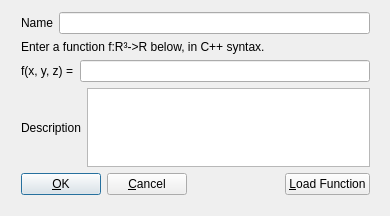
Qt form src/UI/FunctionDialog.ui (lene/HyperspaceExplorer) before a commit.
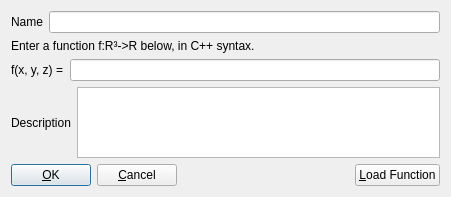
The same form after that commit.

Commit message: dialog to enter parameters changes dynamically with the values available for each function

```diff
--- a/src/UI/FunctionDialog.ui
+++ b/src/UI/FunctionDialog.ui
@@ -5,24 +5,15 @@
    <rect>
     <x>0</x>
     <y>0</y>
-    <width>390</width>
-    <height>216</height>
+    <width>451</width>
+    <height>197</height>
    </rect>
   </property>
   <property name="windowTitle" >
    <string>Enter a real scalar function</string>
   </property>
-  <widget class="QWidget" name="layoutWidget" >
-   <property name="geometry" >
-    <rect>
-     <x>10</x>
-     <y>1</y>
-     <width>371</width>
-     <height>205</height>
-    </rect>
-   </property>
-   <layout class="QVBoxLayout" >
-    <item>
+  <layout class="QGridLayout" >
+   <item row="0" column="0" >
      <layout class="QHBoxLayout" >
       <item>
        <widget class="QLabel" name="nameLabel" >
@@ -46,7 +37,7 @@
       </item>
      </layout>
     </item>
-    <item>
+   <item row="1" column="0" >
      <widget class="QLabel" name="introLabel" >
       <property name="toolTip" >
        <string>The line you enter is compiled by the gcc compiler. The assignment and the semicolon at the end of the line are added automatically.</string>
@@ -59,7 +50,7 @@
       </property>
      </widget>
     </item>
-    <item>
+   <item row="2" column="0" >
      <layout class="QHBoxLayout" >
       <item>
        <widget class="QLabel" name="functionLabel" >
@@ -76,7 +67,7 @@
       </item>
      </layout>
     </item>
-    <item>
+   <item row="3" column="0" >
      <layout class="QHBoxLayout" >
       <item>
        <widget class="QLabel" name="descriptionLabel" >
@@ -96,6 +87,8 @@
       </item>
      </layout>
     </item>
+   <item row="4" column="0" >
+    <layout class="QVBoxLayout" >
     <item>
      <spacer>
       <property name="orientation" >
@@ -160,7 +153,8 @@
      </layout>
     </item>
    </layout>
-  </widget>
+   </item>
+  </layout>
  </widget>
  <layoutdefault spacing="6" margin="11" />
  <pixmapfunction>qPixmapFromMimeSource</pixmapfunction>
```
Lines whose indentation alone changed are shown as unchanged. The commit also changes 15 other files.
